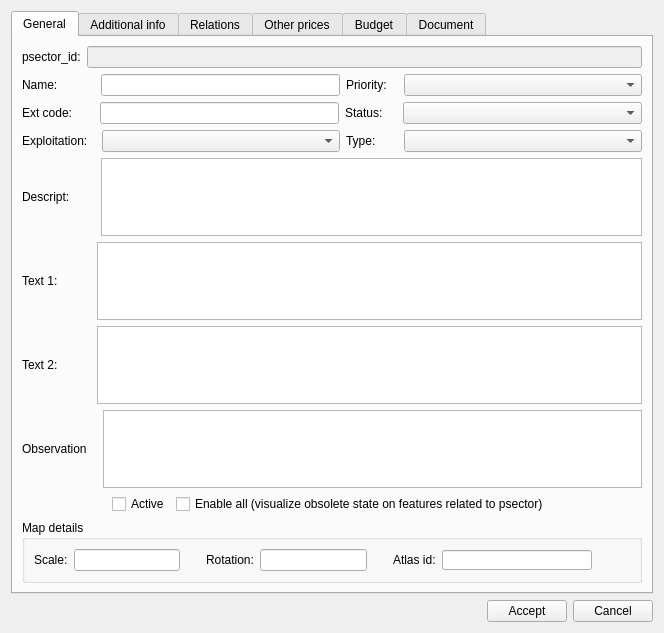
Before: the Qt Designer form core/ui/toolbars/plan/psector.ui in Giswater/giswater_qgis_plugin, drawn with Qt 5.
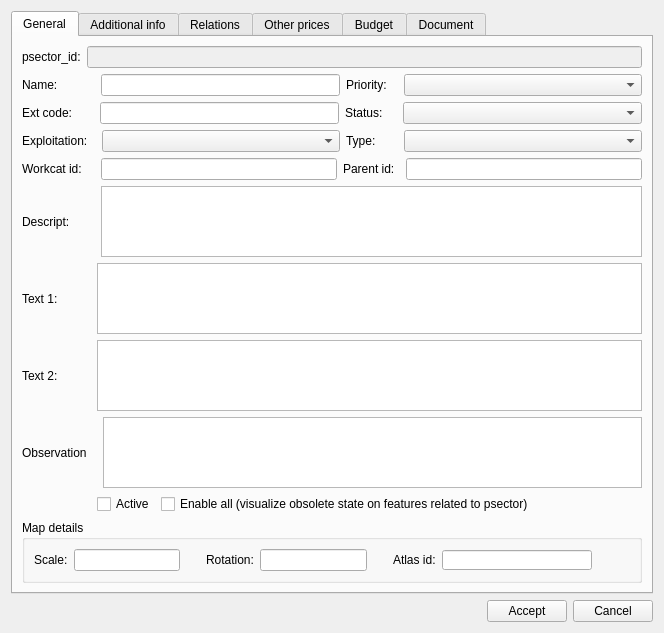
After: the same form once the commit is applied. Icons and pictures are not drawn.

Commit message: Add new widgets (parent_id, workcat_id) to psector form #810

```diff
--- a/core/ui/toolbars/plan/psector.ui
+++ b/core/ui/toolbars/plan/psector.ui
@@ -260,6 +260,62 @@
          </item>
         </layout>
        </item>
+       <item>
+        <layout class="QHBoxLayout" name="horizontalLayout_6">
+         <item>
+          <widget class="QLabel" name="label_6">
+           <property name="text">
+            <string>Workcat id:</string>
+           </property>
+          </widget>
+         </item>
+         <item>
+          <spacer name="horizontalSpacer_8">
+           <property name="orientation">
+            <enum>Qt::Horizontal</enum>
+           </property>
+           <property name="sizeType">
+            <enum>QSizePolicy::Fixed</enum>
+           </property>
+           <property name="sizeHint" stdset="0">
+            <size>
+             <width>13</width>
+             <height>20</height>
+            </size>
+           </property>
+          </spacer>
+         </item>
+         <item>
+          <widget class="QLineEdit" name="workcat_id"/>
+         </item>
+         <item>
+          <widget class="QLabel" name="label">
+           <property name="text">
+            <string>Parent id:</string>
+           </property>
+          </widget>
+         </item>
+         <item>
+          <spacer name="horizontalSpacer_9">
+           <property name="orientation">
+            <enum>Qt::Horizontal</enum>
+           </property>
+           <property name="sizeType">
+            <enum>QSizePolicy::Fixed</enum>
+           </property>
+           <property name="sizeHint" stdset="0">
+            <size>
+             <width>5</width>
+             <height>20</height>
+            </size>
+           </property>
+          </spacer>
+         </item>
+         <item>
+          <widget class="QLineEdit" name="parent_id"/>
+         </item>
+        </layout>
+       </item>
        <item>
         <layout class="QHBoxLayout" name="horizontalLayout_5">
          <item>
@@ -392,7 +448,7 @@
            </property>
            <property name="sizeHint" stdset="0">
             <size>
-             <width>90</width>
+             <width>75</width>
              <height>20</height>
             </size>
            </property>
```
Left out of the diff: 7 changed lines with no effect on the pictures.
